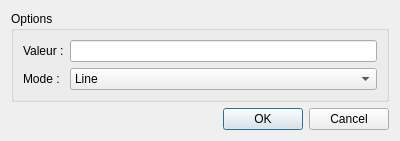
Qt form src/ui/qt/Goto.ui (wisk/medusa) before a commit.
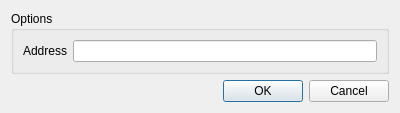
The same form after that commit.

Diff of the .ui file:
```diff
--- a/src/ui/qt/Goto.ui
+++ b/src/ui/qt/Goto.ui
@@ -7,7 +7,7 @@
     <x>0</x>
     <y>0</y>
     <width>400</width>
-    <height>126</height>
+    <height>100</height>
    </rect>
   </property>
   <property name="windowTitle">
@@ -26,34 +26,16 @@
       <string>Options</string>
      </property>
      <layout class="QFormLayout" name="formLayout">
+      <property name="fieldGrowthPolicy">
+       <enum>QFormLayout::AllNonFixedFieldsGrow</enum>
+      </property>
       <item row="0" column="0">
        <widget class="QLabel" name="label">
         <property name="text">
-         <string>Valeur :</string>
+         <string>Address</string>
         </property>
        </widget>
       </item>
-      <item row="1" column="0">
-       <widget class="QLabel" name="label_2">
-        <property name="text">
-         <string>Mode :</string>
-        </property>
-       </widget>
-      </item>
-      <item row="1" column="1">
-       <widget class="QComboBox" name="comboBox">
-        <item>
-         <property name="text">
-          <string>Line</string>
-         </property>
-        </item>
-        <item>
-         <property name="text">
-          <string>Address</string>
-         </property>
-        </item>
-       </widget>
-      </item>
       <item row="0" column="1">
        <widget class="QLineEdit" name="valeur"/>
       </item>
```
